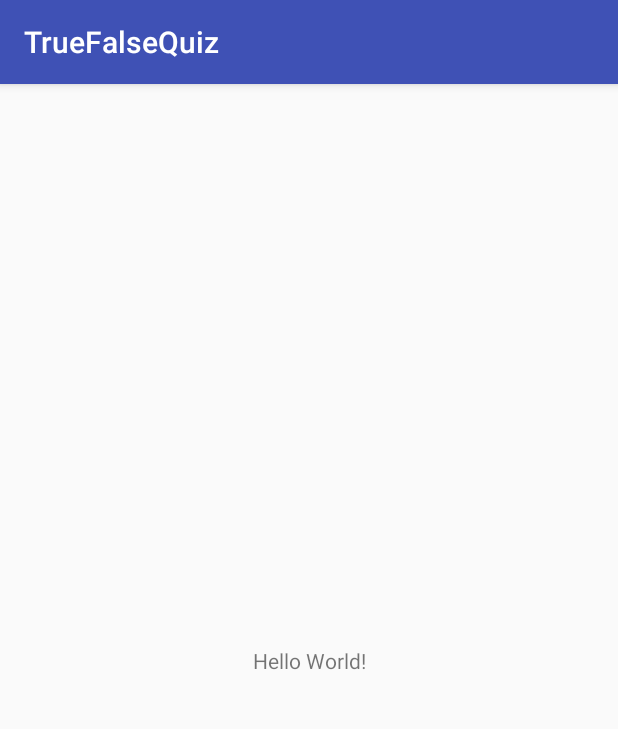
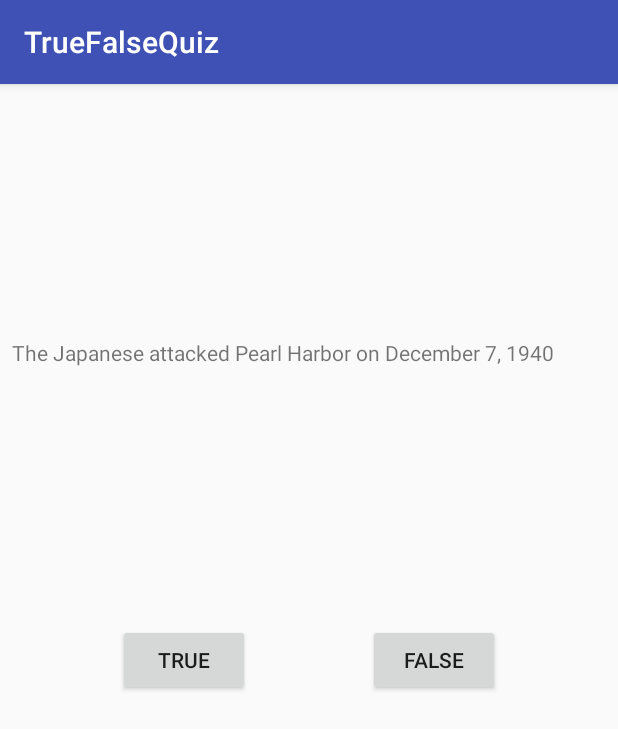
Before and after one commit to terynk8/TrueFalseQuiz, an Android app: the screen it shows after launch (MainActivity), on a phone screen of 412 x 824 dp. Shown: the top 729 px of the screen. Run offline under Robolectric (Android 15) with nearby library versions, the phone set to English and light mode, and no system bars.

Commit message:
Altered the question.java and quiz.java since the checkAnswer() method wasn't working

```diff
--- a/app/src/main/AndroidManifest.xml
+++ b/app/src/main/AndroidManifest.xml
@@ -16,6 +16,7 @@
                 <category android:name="android.intent.category.LAUNCHER" />
             </intent-filter>
         </activity>
+        <activity android:name=".ScoreActivity"></activity>
     </application>
 
 </manifest>
--- a/app/src/main/java/com/example/truefalsequiz/MainActivity.java
+++ b/app/src/main/java/com/example/truefalsequiz/MainActivity.java
@@ -1,8 +1,13 @@
 package com.example.truefalsequiz;
 
+import android.content.Intent;
 import android.support.v7.app.AppCompatActivity;
 import android.os.Bundle;
 import android.util.Log;
+import android.view.View;
+import android.widget.Button;
+import android.widget.TextView;
+import android.widget.Toast;
 
 import com.google.gson.Gson;
 
@@ -14,23 +19,88 @@ import java.io.InputStreamReader;
 import java.util.Arrays;
 import java.util.List;
 
+import dalvik.annotation.TestTarget;
+
 public class MainActivity extends AppCompatActivity {
 
     public static final String TAG = "MainActivity";
+
+    private Quiz quiz;
+    private TextView textViewQuestion;
+    private Button buttonTrue;
+    private Button buttonFalse;
+
+    public static final String EXTRA_SENT_MESSAGE = "the message";
 
     @Override
     protected void onCreate(Bundle savedInstanceState) {
         super.onCreate(savedInstanceState);
         setContentView(R.layout.activity_main);
 
+        wireWidgets();
+        setListeners();
+        initializeQuiz();
+        displayNextQuestion();
+
+    }
+
+    private void initializeQuiz() {
+        //call readFile method on the resource you get
+        String jsonString = readTextFile(getResources().openRawResource(R.raw.questions));
         //create a gson object
         Gson gson = new Gson();
         //read your json file into an array of questions
         Question[] questions = gson.fromJson(jsonString, Question[].class);
-
+        //convert your array to a list using the Arrays utility class
         List<Question> questionList = Arrays.asList(questions);
+        //verify that it read everything properly
         Log.d(TAG, "onCreate: " + questionList.toString());
 
+        quiz = new Quiz(questionList);
+    }
+
+    private void setListeners() {
+        buttonFalse.setOnClickListener(new View.OnClickListener() {
+            @Override
+            public void onClick(View v) {
+                quiz.checkAnswer(false);
+                displayNextQuestion();
+            }
+        });
+        buttonTrue.setOnClickListener(new View.OnClickListener() {
+            @Override
+            public void onClick(View v) {
+                quiz.checkAnswer(true);
+                displayNextQuestion();
+            }
+        });
+    }
+
+    private void displayNextQuestion() {
+        Toast.makeText(this, String.valueOf(quiz.getScore()), Toast.LENGTH_SHORT).show();
+        if(quiz.hasMoreQuestions()) {
+            textViewQuestion.setText(quiz.getMoreQuestions().getQuestion());
+        } else {
+            //create intent
+            //the arguments are where you are coming from (this) and where you are going (TargetActivity)
+            Intent intentSendScore = new Intent(MainActivity.this, ScoreActivity.class);
+
+            //package the text into the intent
+            intentSendScore.putExtra(EXTRA_SENT_MESSAGE, String.valueOf(quiz.getScore()));
+
+            //start the new activity
+            startActivity(intentSendScore);
+
+        }
+
+    }
+
+
+
+    private void wireWidgets() {
+        buttonTrue = findViewById(R.id.button_main_true);
+        buttonFalse = findViewById(R.id.button_main_false);
+        textViewQuestion = findViewById(R.id.textView_main_question);
     }
 
     public String readTextFile(InputStream inputStream) {
--- a/app/src/main/java/com/example/truefalsequiz/Question.java
+++ b/app/src/main/java/com/example/truefalsequiz/Question.java
@@ -3,6 +3,11 @@ package com.example.truefalsequiz;
 public class Question {
     private String question;
     private boolean answer;
+
+    public Question(String question, boolean answer) {
+        this.question = question;
+        this.answer = answer;
+    }
 
     public boolean checkAnswer(boolean userAnswer) {
         if (userAnswer == answer) {
--- a/app/src/main/java/com/example/truefalsequiz/Quiz.java
+++ b/app/src/main/java/com/example/truefalsequiz/Quiz.java
@@ -1,9 +1,54 @@
 package com.example.truefalsequiz;
 
+import java.util.List;
+
 public class Quiz {
-    private int score;
-    private int currentQ;
-    private Question[] questions;
+    private List<Question> questions;
+    private int score = 0;
+    private int currentQuestion;
 
+    public Quiz(List<Question> questions) {
+        this.questions = questions;
+    }
 
+    public boolean checkAnswer(boolean answer) {
+        if(questions.get(currentQuestion-1).isAnswer() == answer) {
+            score ++;
+            return true;
+        } else {
+            return false;
+        }
+    }
+
+    public Question getMoreQuestions() {
+        currentQuestion++;
+        return questions.get(currentQuestion-1);
+    }
+    public boolean hasMoreQuestions() {
+        return currentQuestion < questions.size();
+    }
+
+    public List<Question> getQuestions() {
+        return questions;
+    }
+
+    public void setQuestions(List<Question> questions) {
+        this.questions = questions;
+    }
+
+    public int getScore() {
+        return score;
+    }
+
+    public void setScore(int score) {
+        this.score = score;
+    }
+
+    public int getCurrentQuestion() {
+        return currentQuestion;
+    }
+
+    public void setCurrentQuestion(int currentQuestion) {
+        this.currentQuestion = currentQuestion;
+    }
 }
--- a/app/src/main/res/layout/activity_main.xml
+++ b/app/src/main/res/layout/activity_main.xml
@@ -4,15 +4,46 @@
     xmlns:tools="http://schemas.android.com/tools"
     android:layout_width="match_parent"
     android:layout_height="match_parent"
-    tools:context=".MainActivity">
+    tools:context=".MainActivity"
+    tools:layout_editor_absoluteY="81dp">
+
+    <Button
+        android:id="@+id/button_main_true"
+        android:layout_width="wrap_content"
+        android:layout_height="wrap_content"
+        android:layout_marginBottom="8dp"
+        android:layout_marginTop="8dp"
+        android:text="@string/quiz_true"
+        app:layout_constraintBottom_toBottomOf="parent"
+        app:layout_constraintEnd_toStartOf="@+id/button_main_false"
+        app:layout_constraintHorizontal_bias="0.5"
+        app:layout_constraintStart_toStartOf="parent"
+        app:layout_constraintTop_toTopOf="parent" />
+
+    <Button
+        android:id="@+id/button_main_false"
+        android:layout_width="wrap_content"
+        android:layout_height="wrap_content"
+        android:layout_marginBottom="8dp"
+        android:layout_marginTop="8dp"
+        android:text="@string/quiz_false"
+        app:layout_constraintBottom_toBottomOf="parent"
+        app:layout_constraintEnd_toEndOf="parent"
+        app:layout_constraintHorizontal_bias="0.5"
+        app:layout_constraintStart_toEndOf="@+id/button_main_true"
+        app:layout_constraintTop_toTopOf="parent" />
 
     <TextView
-        android:layout_width="wrap_content"
-        android:layout_height="wrap_content"
-        android:text="Hello World!"
-        app:layout_constraintBottom_toBottomOf="parent"
-        app:layout_constraintLeft_toLeftOf="parent"
-        app:layout_constraintRight_toRightOf="parent"
+        android:id="@+id/textView_main_question"
+        android:layout_width="0dp"
+        android:layout_height="89dp"
+        android:layout_marginBottom="54dp"
+        android:layout_marginEnd="8dp"
+        android:layout_marginStart="8dp"
+        android:layout_marginTop="122dp"
+        app:layout_constraintBottom_toTopOf="@+id/button_main_true"
+        app:layout_constraintEnd_toEndOf="parent"
+        app:layout_constraintStart_toStartOf="parent"
         app:layout_constraintTop_toTopOf="parent" />
 
 </android.support.constraint.ConstraintLayout>
--- a/app/src/main/res/values/strings.xml
+++ b/app/src/main/res/values/strings.xml
@@ -1,3 +1,6 @@
 <resources>
     <string name="app_name">TrueFalseQuiz</string>
+    <string name="quiz_true">True</string>
+    <string name="quiz_false">False</string>
+
 </resources>
```
Also changed, not shown: app/src/main/java/com/example/truefalsequiz/ScoreActivity.java (added, +23 -0 lines), app/src/main/res/layout/activity_score.xml (added, +19 -0 lines), app/src/main/res/raw-haw-rUS/questions.json (added, +47 -0 lines), 2 other files.
